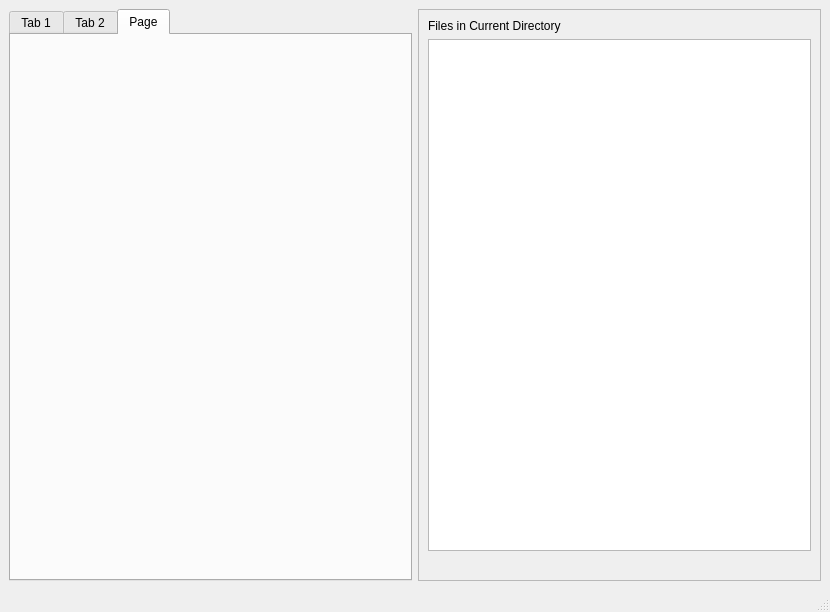
Before: the Qt Designer form update_ui.ui in yesworkflow-org/yw-gui, drawn with Qt 5.
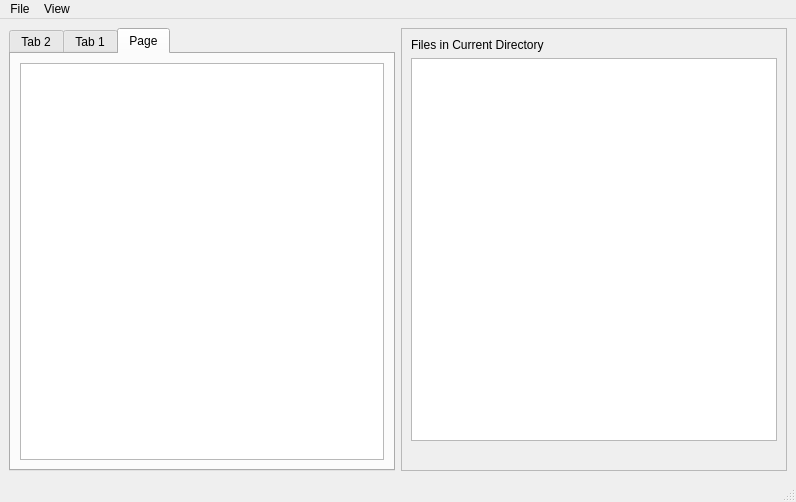
After: the same form once the commit is applied. The open tabs and pages were chosen to show the change.

Commit message:
Updated stdout to display inside of the GUI
Added a few lines of code that demonstrate how to receive the stdout
from yw through the subprocess library.

Diff of the .ui file:
```diff
--- a/update_ui.ui
+++ b/update_ui.ui
@@ -6,8 +6,8 @@
    <rect>
     <x>0</x>
     <y>0</y>
-    <width>830</width>
-    <height>612</height>
+    <width>796</width>
+    <height>502</height>
    </rect>
   </property>
   <property name="windowTitle">
@@ -20,23 +20,6 @@
       <property name="currentIndex">
        <number>1</number>
       </property>
-      <widget class="QWidget" name="tab">
-       <attribute name="title">
-        <string>Tab 1</string>
-       </attribute>
-       <layout class="QHBoxLayout" name="horizontalLayout_4">
-        <item>
-         <widget class="QTextBrowser" name="WatchText"/>
-        </item>
-        <item>
-         <widget class="QPushButton" name="btnRunYW">
-          <property name="text">
-           <string>Run YW</string>
-          </property>
-         </widget>
-        </item>
-       </layout>
-      </widget>
       <widget class="QWidget" name="tab_2">
        <attribute name="title">
         <string>Tab 2</string>
@@ -92,10 +75,32 @@
         </item>
        </layout>
       </widget>
+      <widget class="QWidget" name="tab">
+       <attribute name="title">
+        <string>Tab 1</string>
+       </attribute>
+       <layout class="QHBoxLayout" name="horizontalLayout_4">
+        <item>
+         <widget class="QTextBrowser" name="WatchText"/>
+        </item>
+        <item>
+         <widget class="QPushButton" name="btnRunYW">
+          <property name="text">
+           <string>Run YW</string>
+          </property>
+         </widget>
+        </item>
+       </layout>
+      </widget>
       <widget class="QWidget" name="tab_3">
        <attribute name="title">
         <string>Page</string>
        </attribute>
+       <layout class="QVBoxLayout" name="verticalLayout_3">
+        <item>
+         <widget class="QTextBrowser" name="txtOutput"/>
+        </item>
+       </layout>
       </widget>
      </widget>
     </item>
@@ -109,8 +114,8 @@
         <rect>
          <x>0</x>
          <y>0</y>
-         <width>401</width>
-         <height>551</height>
+         <width>384</width>
+         <height>441</height>
         </rect>
        </property>
        <layout class="QVBoxLayout" name="verticalLayout_2">
@@ -142,10 +147,22 @@
     <rect>
      <x>0</x>
      <y>0</y>
-     <width>830</width>
+     <width>796</width>
      <height>21</height>
     </rect>
    </property>
+   <widget class="QMenu" name="menuFile">
+    <property name="title">
+     <string>File</string>
+    </property>
+   </widget>
+   <widget class="QMenu" name="menuYW_Commands">
+    <property name="title">
+     <string>View</string>
+    </property>
+   </widget>
+   <addaction name="menuFile"/>
+   <addaction name="menuYW_Commands"/>
   </widget>
   <widget class="QStatusBar" name="statusbar"/>
  </widget>
```
The commit also changes 2 other files.
